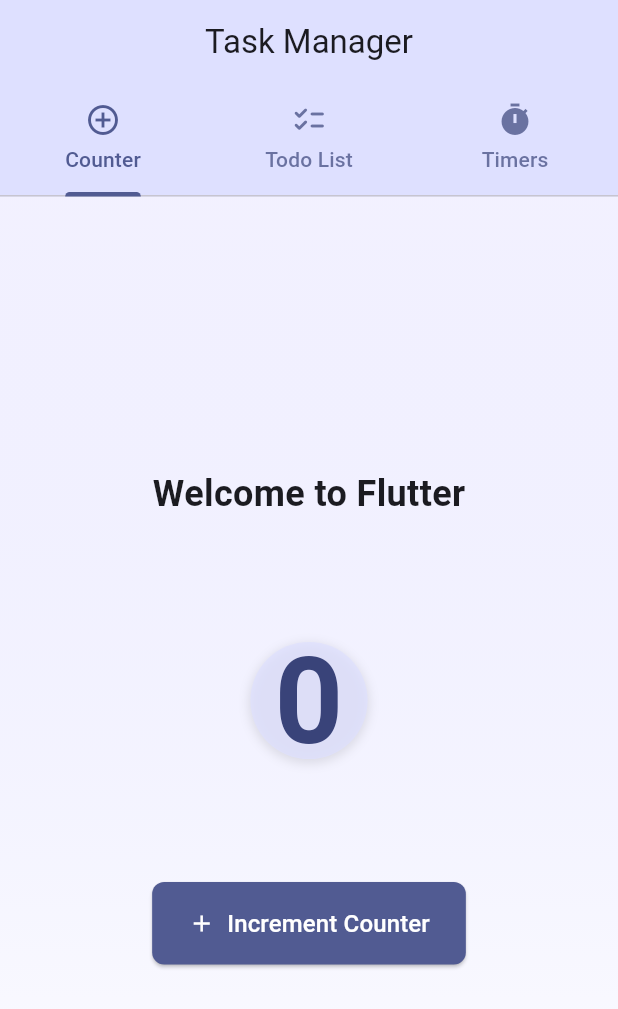
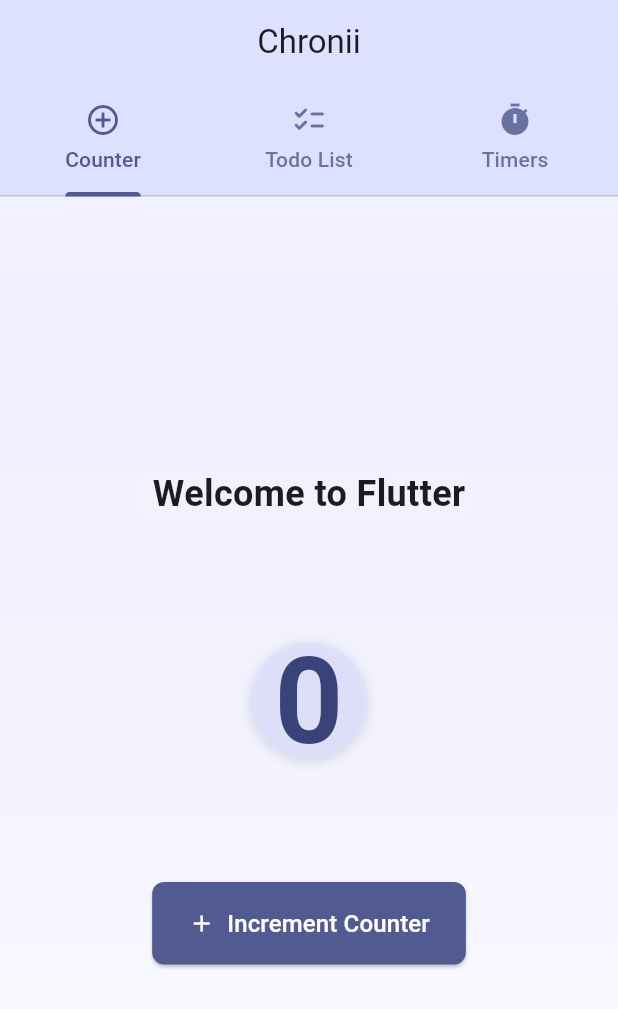
Before and after one commit to mitchell-wallace/Chronii, a Flutter app: the screen it shows after launch, on a phone screen of 412 x 824 dp. Shown: the top 1009 px of the screen. Run offline on Flutter 3.47's test engine with Material 3 defaults, Android fonts, the phone set to English and light mode, and no system bars; our stand-ins replace shared_preferences; missing offline and left inert: window_manager.

Commit message:
Updated app name

```diff
--- a/lib/main.dart
+++ b/lib/main.dart
@@ -20,7 +20,7 @@ void main() async {
       backgroundColor: Colors.transparent,
       skipTaskbar: false,
       titleBarStyle: TitleBarStyle.hidden,
-      title: 'Task Manager',
+      title: 'Chronii',
     );
 
     // Apply window options and show window
@@ -43,7 +43,7 @@ class MyApp extends StatelessWidget {
   @override
   Widget build(BuildContext context) {
     return MaterialApp(
-      title: 'Task Manager',
+      title: 'Chronii',
       debugShowCheckedModeBanner: false,
       theme: ThemeData(
         useMaterial3: true,
@@ -72,7 +72,7 @@ class MyApp extends StatelessWidget {
           contentPadding: const EdgeInsets.symmetric(horizontal: 16, vertical: 16),
         ),
       ),
-      home: const MyHomePage(title: 'Task Manager'),
+      home: const MyHomePage(title: 'Chronii'),
     );
   }
 }
--- a/pubspec.yaml
+++ b/pubspec.yaml
@@ -1,5 +1,5 @@
-name: my_app
-description: "A new Flutter project."
+name: chronii
+description: "A time tracking and productivity application for managing work hours, projects, and tasks with detailed reporting features."
 # The following line prevents the package from being accidentally published to
 # pub.dev using `flutter pub publish`. This is preferred for private packages.
 publish_to: 'none' # Remove this line if you wish to publish to pub.dev
```
